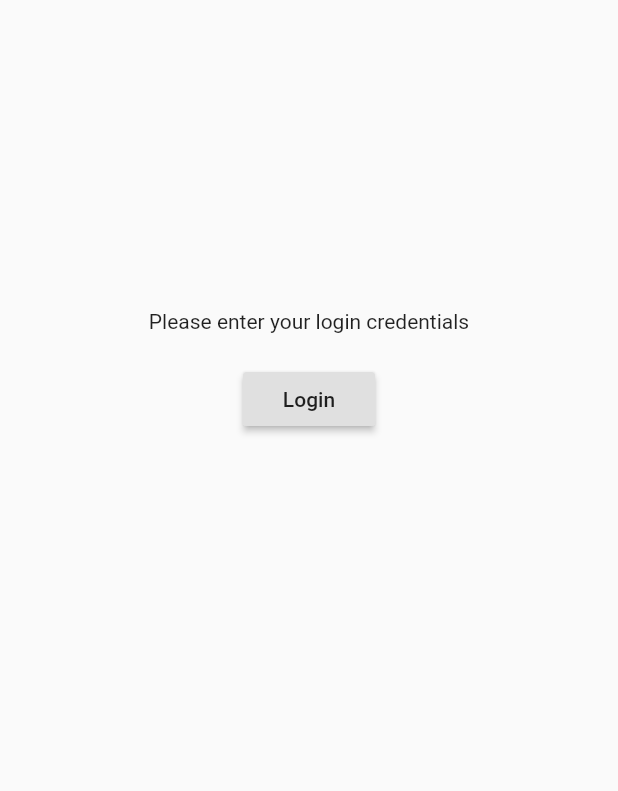
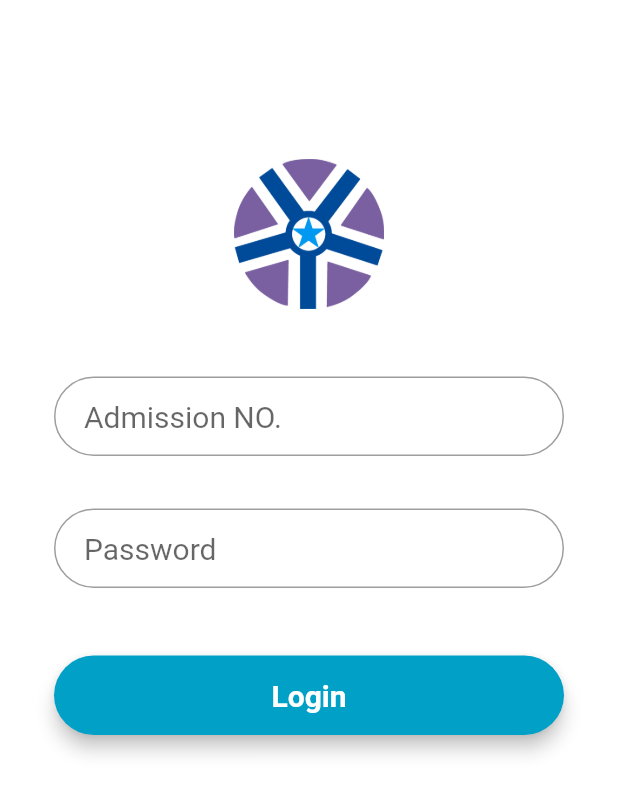
Before and after one commit to saisrinivaspaila/StudentProtal, a Flutter app: the LoginPage screen opened directly, on a phone screen of 412 x 824 dp. Shown: the top 791 px of the screen. Run offline on Flutter 3.47's test engine with Material 2 defaults, Android fonts, the phone set to English and light mode, and no system bars; Roboto replaces fonts that are missing (Montserrat).

Commit message:
removed bro's login pagr

```diff
--- a/lib/loginPage.dart
+++ /dev/null
@@ -1,33 +0,0 @@
-import 'package:flutter/material.dart';
-
-class LoginPage extends StatefulWidget {
-  @override
-  _LoginPageState createState() => _LoginPageState();
-}
-
-class _LoginPageState extends State<LoginPage> {
-  @override
-  Widget build(BuildContext context) {
-    final _height = MediaQuery.of(context).size.height;
-
-    return Center(
-      child: Container(
-        padding: EdgeInsets.symmetric(vertical: _height / 4),
-        child: Column(
-          children: <Widget>[
-            Text('Please enter your login credentials'),
-            SizedBox(
-              height: 20,
-            ),
-            RaisedButton(
-              child: Text('Login'),
-              onPressed: () {
-                Navigator.pushReplacementNamed(context, '/menuPage');
-              },
-            )
-          ],
-        ),
-      ),
-    );
-  }
-}
--- a/lib/logindummy.dart
+++ b/lib/logindummy.dart
@@ -1,23 +1,22 @@
 import 'package:flutter/material.dart';
-import 'package:scoped_model/scoped_model.dart';
+// import 'package:scoped_model/scoped_model.dart';
 import './entities/model.dart';
-import 'loginPage.dart';
 
-class Logindummy extends StatefulWidget {
-  Logindummy({Key key, this.model}) : super(key: key);
+class LoginPage extends StatefulWidget {
+  LoginPage({Key key, this.model}) : super(key: key);
   final String title="";
   final Student model;
 
   @override
-  _LogindummyState createState() => _LogindummyState(model:model);
+  _LoginPageState createState() => _LoginPageState(model:model);
 }
 
-class _LogindummyState extends State<Logindummy> {
+class _LoginPageState extends State<LoginPage> {
   TextStyle style = TextStyle(fontFamily: 'Montserrat', fontSize: 20.0);
 
   final Student model;
 
-  _LogindummyState({this.model});
+  _LoginPageState({this.model});
 
   @override
   Widget build(BuildContext context) {
@@ -48,7 +47,7 @@ class _LogindummyState extends State<Logindummy> {
         minWidth: MediaQuery.of(context).size.width,
         padding: EdgeInsets.fromLTRB(20.0, 15.0, 20.0, 15.0),
         onPressed: () {
-          LoginPage();
+          Navigator.pushReplacementNamed(context, '/menuPage');
         },
         child: Text("Login",
             textAlign: TextAlign.center,
--- a/lib/main.dart
+++ b/lib/main.dart
@@ -1,6 +1,5 @@
 import 'package:flutter/material.dart';
 import 'package:minipro/menuPage.dart';
-import 'loginPage.dart';
 import 'logindummy.dart';
 import 'studentDetails.dart';
 import 'package:scoped_model/scoped_model.dart';
@@ -44,10 +43,7 @@ class AppHome extends StatelessWidget {
   @override
   Widget build(BuildContext context) {
     return Scaffold(
-      appBar: AppBar(
-
-      ),
-      body:Logindummy(),
+      body:LoginPage(),
       //  bro this is your login page----> LoginPage(),
     );
   }
```
